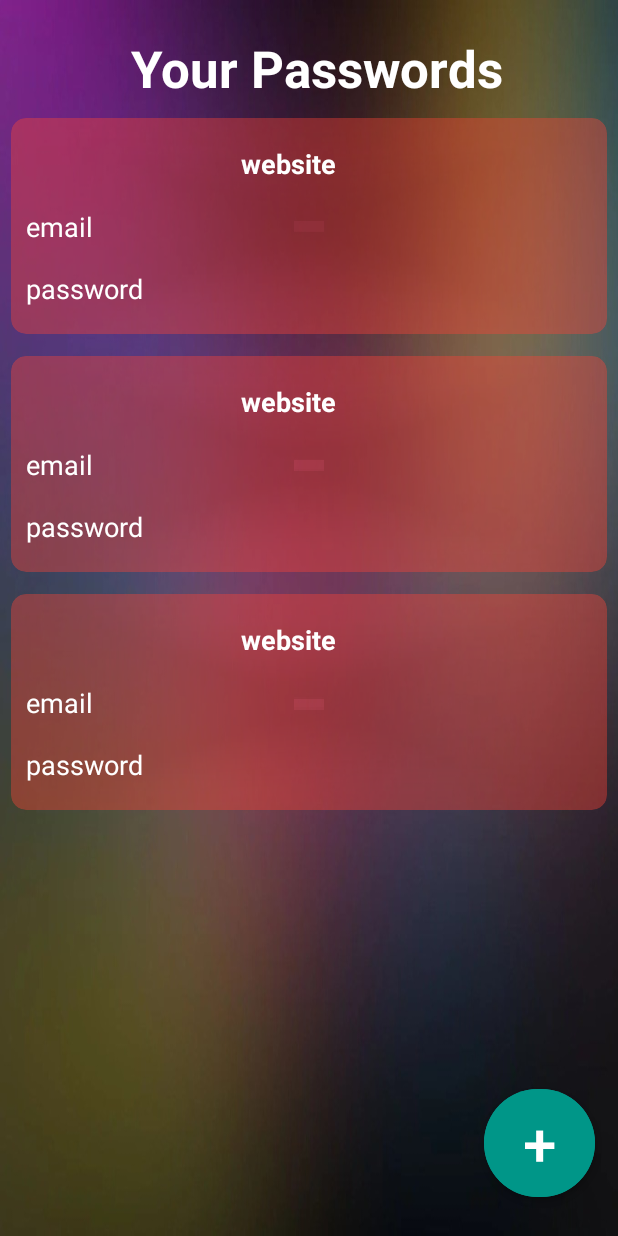
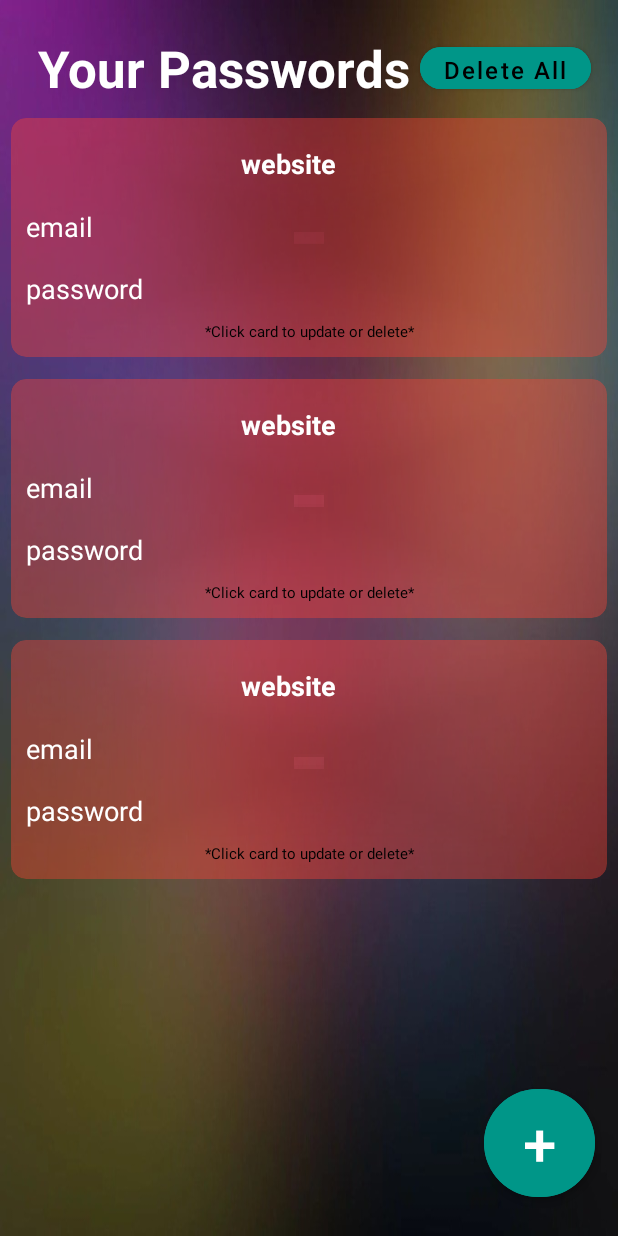
Before and after one commit to darshsingh116/PassKeep, an Android app: the layout activity_main.xml on its own in the app's theme, with its tools: preview values and no code run, on a phone screen of 412 x 824 dp. Run offline under Robolectric (Android 15) with nearby library versions, the phone set to English and light mode, and no system bars.

Commit message:
added delete all feature done ig

```diff
--- a/app/src/main/java/com/example/passkeep/SplashScreen.kt
+++ b/app/src/main/java/com/example/passkeep/SplashScreen.kt
@@ -23,7 +23,7 @@ class SplashScreen : AppCompatActivity() {
         }
         //done
         Handler(Looper.getMainLooper()).postDelayed({
-            val intent = Intent(this, MainActivity::class.java)
+            val intent = Intent(this, Authentication::class.java)
             startActivity(intent)
         }, 2000)
     }
--- a/app/src/main/res/layout/activity_main.xml
+++ b/app/src/main/res/layout/activity_main.xml
@@ -4,10 +4,11 @@
     xmlns:tools="http://schemas.android.com/tools"
     android:layout_width="match_parent"
     android:layout_height="match_parent"
+    android:background="@drawable/backgnd"
+
     android:orientation="vertical"
+    tools:context=".MainActivity">
 
-    android:background="@drawable/backgnd"
-    tools:context=".MainActivity">
     <LinearLayout
         android:layout_width="match_parent"
         android:layout_height="wrap_content"
@@ -27,21 +28,21 @@
             android:textColor="@color/white"
             android:textSize="34sp"
             android:textStyle="bold" />
-<!--
+
         <Button
             android:id="@+id/EditDel"
-            android:layout_width="70dp"
+            android:layout_width="wrap_content"
             android:layout_height="40dp"
             android:layout_marginTop="10dp"
             android:layout_marginEnd="10dp"
             android:backgroundTint="#009688"
-            android:text="Edit"
+            android:text="Delete All"
             android:textAllCaps="false"
             android:textColor="@color/black"
             android:textSize="16sp"
             app:cornerRadius="20sp" />
 
-        <Button
+        <!--<Button
             android:id="@+id/cancelBtn"
             android:layout_width="wrap_content"
             android:layout_height="40dp"
@@ -66,7 +67,7 @@
             android:layout_width="match_parent"
             android:layout_height="match_parent"
             android:backgroundTint="#009688"
-            tools:listitem="@layout/view" >
+            tools:listitem="@layout/view">
 
         </androidx.recyclerview.widget.RecyclerView>
 
--- a/app/src/main/res/layout/view.xml
+++ b/app/src/main/res/layout/view.xml
@@ -52,12 +52,24 @@
                 android:textColor="@color/white"
                 android:textSize="18sp" />
 
-<!--            <CheckBox
-                android:id="@+id/checkBox"
-                android:layout_width="match_parent"
+            <TextView
+                android:id="@+id/tvHint"
+                android:layout_width="378dp"
                 android:layout_height="wrap_content"
-                android:visibility="gone"
-                android:text="CheckBox" />-->
+                android:layout_marginTop="1dp"
+                android:fontFamily="sans-serif"
+                android:gravity="center|center_vertical"
+                android:text="*Click card to update or delete*"
+                android:textColor="@color/black"
+                android:textSize="10sp" />
+
+
+            <!--            <CheckBox
+                            android:id="@+id/checkBox"
+                            android:layout_width="match_parent"
+                            android:layout_height="wrap_content"
+                            android:visibility="gone"
+                            android:text="CheckBox" />-->
 
         </LinearLayout>
     </androidx.cardview.widget.CardView>
```
Also changed, not shown: app/src/main/java/com/example/passkeep/MainActivity.kt (+25 -4 lines).
